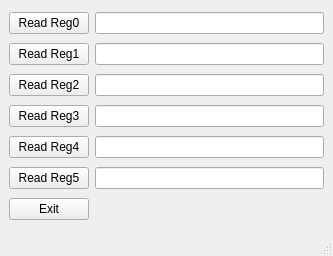
Before: the Qt Designer form dynamic_classes_python/gui.ui in DarkTyr/python_work, drawn with Qt 5.
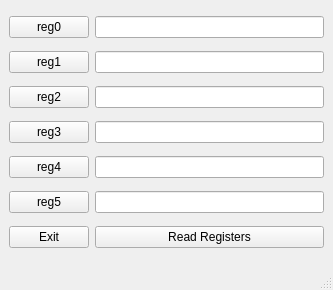
After: the same form once the commit is applied.

Commit message: Got buttons working and am able to read and write to fpga class.

What changed in the file:
```diff
--- a/dynamic_classes_python/gui.ui
+++ b/dynamic_classes_python/gui.ui
@@ -7,7 +7,7 @@
     <x>0</x>
     <y>0</y>
     <width>333</width>
-    <height>256</height>
+    <height>290</height>
    </rect>
   </property>
   <property name="windowTitle">
@@ -15,66 +15,73 @@
   </property>
   <widget class="QWidget" name="centralwidget">
    <layout class="QGridLayout" name="gridLayout">
-    <item row="0" column="0">
-     <widget class="QPushButton" name="but_read_reg_0">
+    <item row="5" column="2">
+     <widget class="QLineEdit" name="line_reg_5"/>
+    </item>
+    <item row="6" column="2">
+     <widget class="QPushButton" name="but_read_registers">
       <property name="text">
-       <string>Read Reg0</string>
+       <string>Read Registers</string>
       </property>
      </widget>
     </item>
-    <item row="0" column="1">
+    <item row="0" column="2">
      <widget class="QLineEdit" name="line_reg_0"/>
     </item>
     <item row="1" column="0">
      <widget class="QPushButton" name="but_read_reg_1">
       <property name="text">
-       <string>Read Reg1</string>
+       <string>reg1</string>
       </property>
      </widget>
     </item>
-    <item row="1" column="1">
+    <item row="0" column="0">
+     <widget class="QPushButton" name="but_read_reg_0">
+      <property name="text">
+       <string>reg0</string>
+      </property>
+     </widget>
+    </item>
+    <item row="1" column="2">
      <widget class="QLineEdit" name="line_reg_1"/>
     </item>
     <item row="2" column="0">
      <widget class="QPushButton" name="but_read_reg_2">
       <property name="text">
-       <string>Read Reg2</string>
+       <string>reg2</string>
       </property>
      </widget>
     </item>
-    <item row="2" column="1">
+    <item row="2" column="2">
      <widget class="QLineEdit" name="line_reg_2"/>
     </item>
     <item row="3" column="0">
      <widget class="QPushButton" name="but_read_reg_3">
       <property name="text">
-       <string>Read Reg3</string>
+       <string>reg3</string>
       </property>
      </widget>
     </item>
-    <item row="3" column="1">
+    <item row="3" column="2">
      <widget class="QLineEdit" name="line_reg_3"/>
     </item>
     <item row="4" column="0">
      <widget class="QPushButton" name="but_read_reg_4">
       <property name="text">
-       <string>Read Reg4</string>
+       <string>reg4</string>
       </property>
      </widget>
     </item>
-    <item row="4" column="1">
+    <item row="4" column="2">
      <widget class="QLineEdit" name="line_reg_4"/>
     </item>
     <item row="5" column="0">
      <widget class="QPushButton" name="but_read_reg_5">
       <property name="text">
-       <string>Read Reg5</string>
+       <string>reg5</string>
       </property>
      </widget>
     </item>
-    <item row="5" column="1">
-     <widget class="QLineEdit" name="line_reg_5"/>
-    </item>
     <item row="6" column="0">
      <widget class="QPushButton" name="but_exit">
       <property name="text">
```
Left out of the diff: 2 changed lines with no effect on the pictures. The commit also changes 5 other files.
